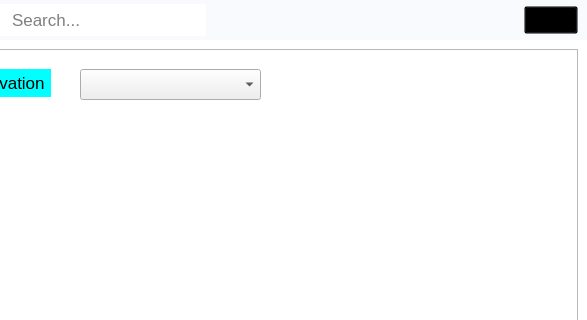
The window that main_ui.ui (walidhabbach/Car-Rental-Desktop-app) describes before a commit, drawn with Qt 5; both pictures show x 764 to 1351 and y 0 to 320 of the 1351 by 715 pixel window.
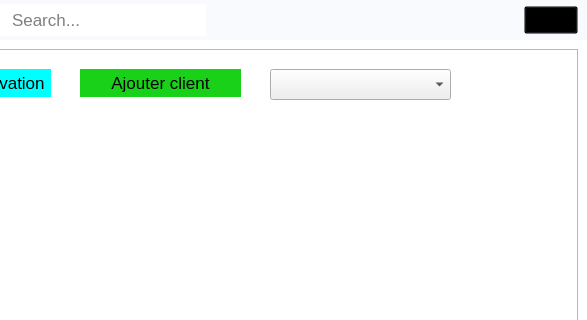
The same window after the commit. The open tabs and pages were chosen to show the change. Icons and pictures are not drawn.

```diff
--- a/main_ui.ui
+++ b/main_ui.ui
@@ -871,7 +871,7 @@
              <widget class="QComboBox" name="comboClients">
               <property name="geometry">
                <rect>
-                <x>550</x>
+                <x>740</x>
                 <y>20</y>
                 <width>181</width>
                 <height>31</height>
@@ -928,6 +928,25 @@
                <string>Liste de reservation</string>
               </property>
              </widget>
+             <widget class="QPushButton" name="reservation_client_btn_2">
+              <property name="geometry">
+               <rect>
+                <x>550</x>
+                <y>20</y>
+                <width>161</width>
+                <height>28</height>
+               </rect>
+              </property>
+              <property name="styleSheet">
+               <string notr="true">background-color: rgb(24, 209, 24);
+color: black;
+border: 0;
+cursor:pointer;</string>
+              </property>
+              <property name="text">
+               <string>Ajouter client</string>
+              </property>
+             </widget>
             </widget>
            </item>
           </layout>
```
Left out of the diff: 2 changed lines with no effect on the pictures.
